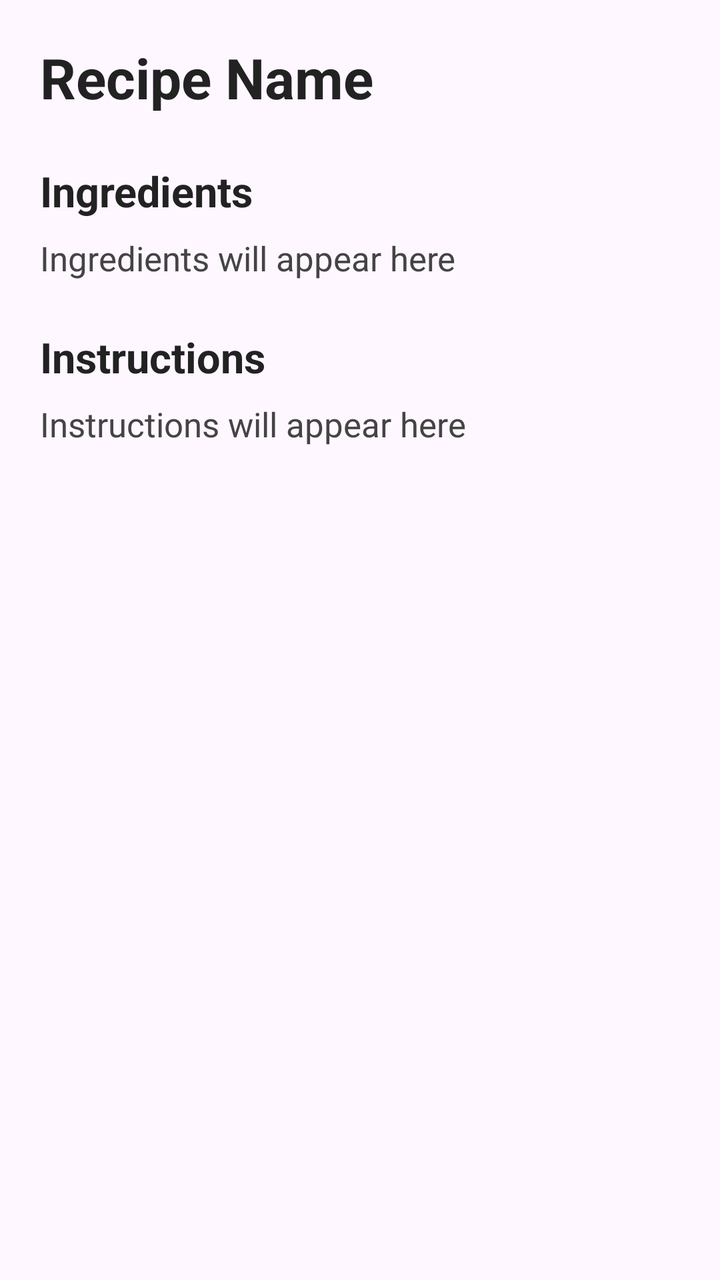
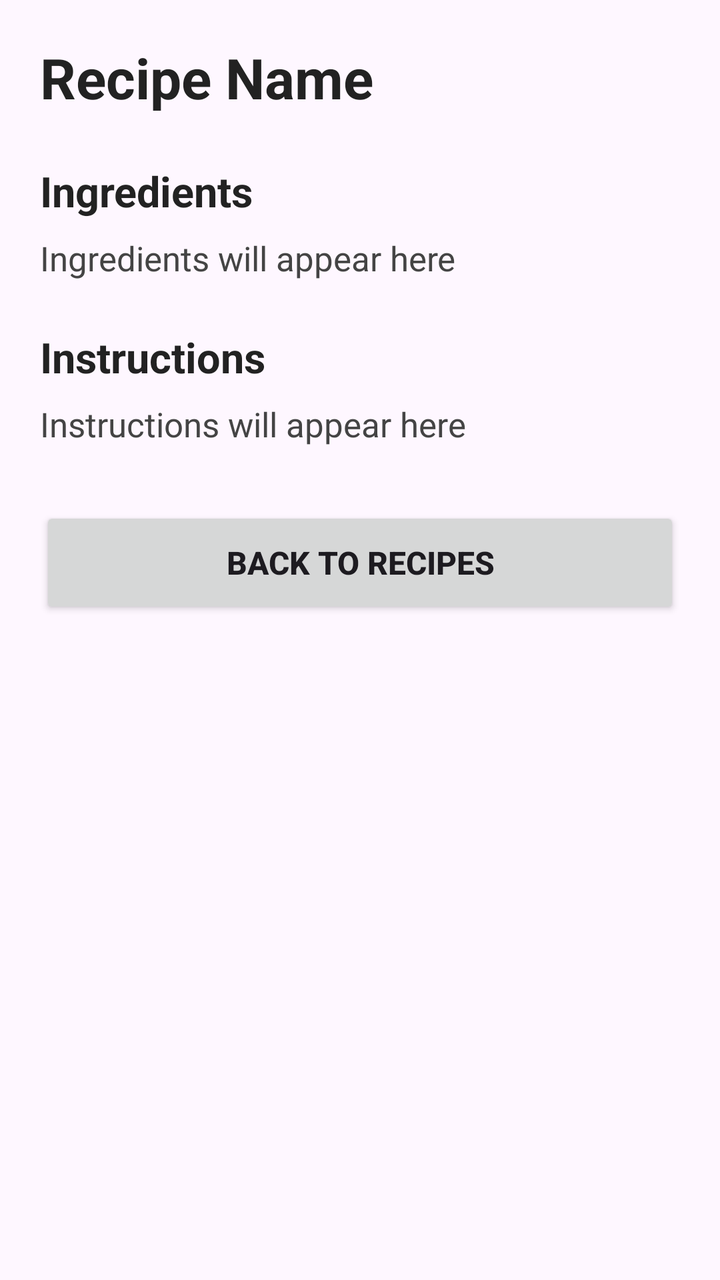

Two renders of the same Android screen: before a commit and after it. Below are the layout's source before the change and the commit's diff.
<!-- AndroidManifest.xml: application theme Theme.SmartPantryManager -->
<!-- res/layout/activity_recipe_detail.xml -->
<?xml version="1.0" encoding="utf-8"?>
<ScrollView
    xmlns:android="http://schemas.android.com/apk/res/android"
    android:layout_width="match_parent"
    android:layout_height="match_parent">

    <LinearLayout
        android:layout_width="match_parent"
        android:layout_height="wrap_content"
        android:orientation="vertical"
        android:padding="20dp">

        <TextView
            android:id="@+id/tvRecipeDetailName"
            android:layout_width="match_parent"
            android:layout_height="wrap_content"
            android:text="Recipe Name"
            android:textSize="28sp"
            android:textStyle="bold"
            android:textColor="#222222" />

        <TextView
            android:id="@+id/tvRecipeIngredientsTitle"
            android:layout_width="match_parent"
            android:layout_height="wrap_content"
            android:layout_marginTop="24dp"
            android:text="Ingredients"
            android:textSize="21sp"
            android:textStyle="bold"
            android:textColor="#222222" />

        <TextView
            android:id="@+id/tvRecipeIngredients"
            android:layout_width="match_parent"
            android:layout_height="wrap_content"
            android:layout_marginTop="8dp"
            android:text="Ingredients will appear here"
            android:textSize="17sp"
            android:textColor="#444444" />

        <TextView
            android:id="@+id/tvRecipeInstructionsTitle"
            android:layout_width="match_parent"
            android:layout_height="wrap_content"
            android:layout_marginTop="24dp"
            android:text="Instructions"
            android:textSize="21sp"
            android:textStyle="bold"
            android:textColor="#222222" />

        <TextView
            android:id="@+id/tvRecipeInstructions"
            android:layout_width="match_parent"
            android:layout_height="wrap_content"
            android:layout_marginTop="8dp"
            android:text="Instructions will appear here"
            android:textSize="17sp"
            android:textColor="#444444" />

    </LinearLayout>

</ScrollView>
<!-- resources referenced by this layout -->
<resources>
  <style name="Theme.SmartPantryManager" parent="Base.Theme.SmartPantryManager" />
  <style name="Base.Theme.SmartPantryManager" parent="Theme.Material3.DayNight.NoActionBar">
          
          
      </style>
</resources>

<!-- the commit's change to res/layout/activity_recipe_detail.xml (unified diff, before → after) -->
@@ -57,6 +57,15 @@
             android:textSize="17sp"
             android:textColor="#444444" />
 
+        <Button
+            android:id="@+id/btnBackToRecipes"
+            android:layout_width="match_parent"
+            android:layout_height="56dp"
+            android:layout_marginTop="30dp"
+            android:text="Back to Recipes"
+            android:textSize="16sp"
+            android:textStyle="bold" />
+
     </LinearLayout>
 
 </ScrollView>
